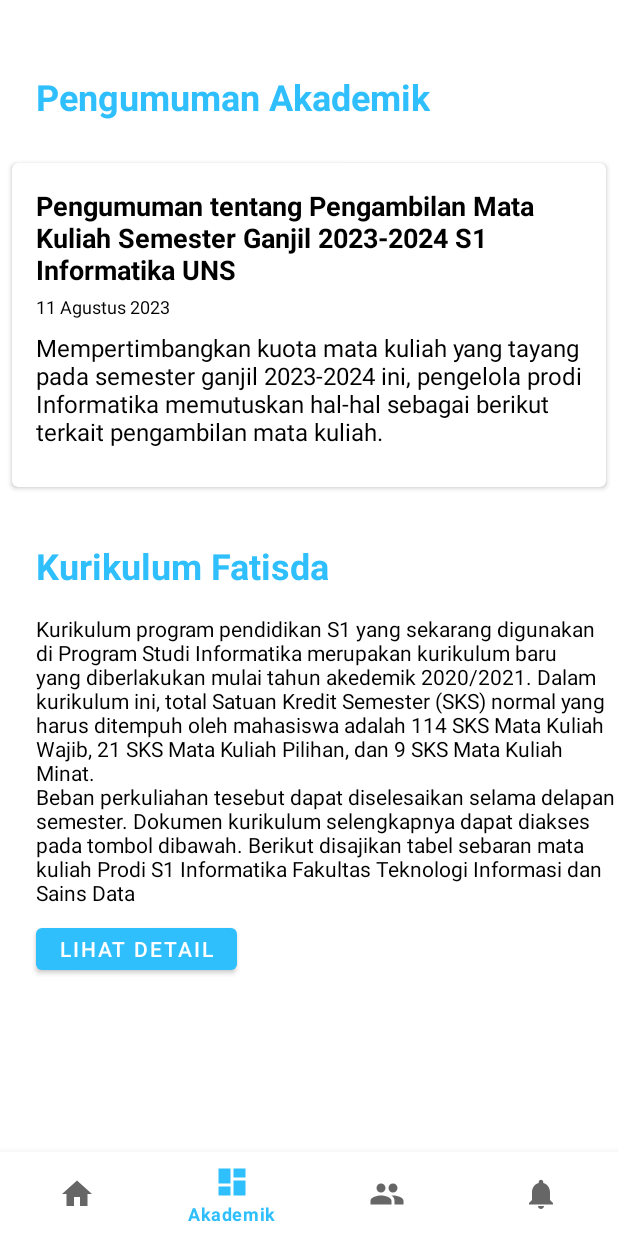
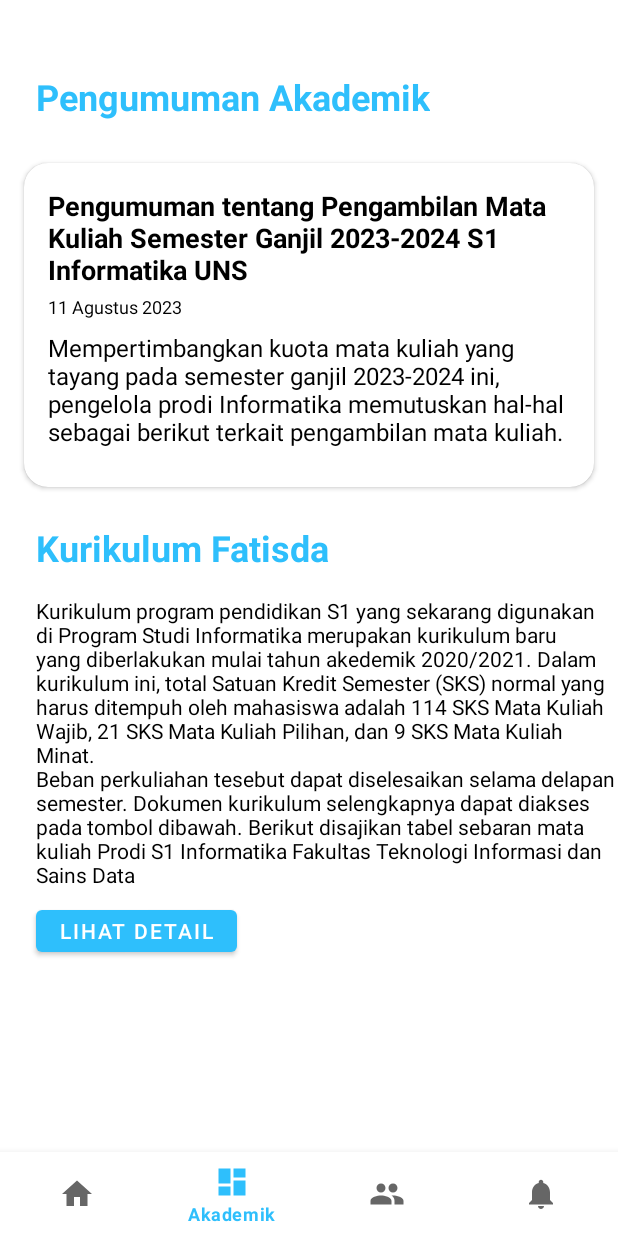
Before and after one commit to CahyaW06/fatisda-profile-mobile, an Android app: the AkademikFragment screen opened through its navigation route, on a phone screen of 412 x 824 dp. Run offline under Robolectric (Android 15) with nearby library versions, the phone set to English and light mode, and no system bars; our stand-ins replace navigation-ui.

Commit message:
mengedit layout kurikulum fatisda

```diff
--- a/app/src/main/res/layout/fragment_akademik.xml
+++ b/app/src/main/res/layout/fragment_akademik.xml
@@ -39,7 +39,7 @@
             android:id="@+id/tv_kurikulum_title"
             android:layout_width="match_parent"
             android:layout_height="wrap_content"
-            android:layout_marginTop="24dp"
+            android:layout_marginTop="12dp"
             android:text="Kurikulum Fatisda"
             android:textColor="@color/primary_blue"
             android:textSize="24sp"
--- a/app/src/main/res/layout/rv_item_akademik.xml
+++ b/app/src/main/res/layout/rv_item_akademik.xml
@@ -6,11 +6,11 @@
     android:layout_width="match_parent"
     android:layout_height="wrap_content"
     android:layout_gravity="center"
-    android:layout_marginStart="8dp"
+    android:layout_marginStart="16dp"
     android:layout_marginTop="4dp"
-    android:layout_marginEnd="8dp"
+    android:layout_marginEnd="16dp"
     android:layout_marginBottom="4dp"
-    card_view:cardCornerRadius="4dp">
+    card_view:cardCornerRadius="16dp">
 
     <androidx.constraintlayout.widget.ConstraintLayout
         android:layout_width="match_parent"
```
